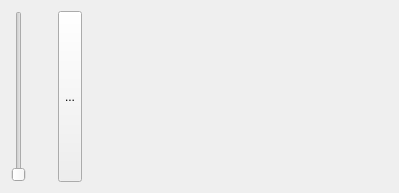
Before: the Qt Designer form Qt/my_programm/_For_tests/src/mainbox/ui/mainbox.ui in RinatB2017/mega_GIT, drawn with Qt 5.
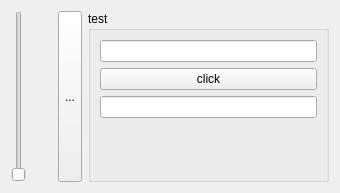
After: the same form once the commit is applied. Custom widgets are drawn as their Qt base class.

```diff
--- a/Qt/my_programm/_For_tests/src/mainbox/ui/mainbox.ui
+++ b/Qt/my_programm/_For_tests/src/mainbox/ui/mainbox.ui
@@ -6,7 +6,7 @@
    <rect>
     <x>0</x>
     <y>0</y>
-    <width>399</width>
+    <width>340</width>
     <height>193</height>
    </rect>
   </property>
@@ -52,17 +52,39 @@
     </widget>
    </item>
    <item>
-    <spacer name="horizontalSpacer">
+    <widget class="QGroupBox" name="groupBox">
+     <property name="title">
+      <string>test</string>
+     </property>
+     <layout class="QVBoxLayout" name="verticalLayout_2">
+      <item>
+       <widget class="QLineEdit" name="le_0"/>
+      </item>
+      <item>
+       <widget class="QPushButton" name="btn_0">
+        <property name="text">
+         <string>click</string>
+        </property>
+       </widget>
+      </item>
+      <item>
+       <widget class="QLineEdit" name="le_1"/>
+      </item>
+      <item>
+       <spacer name="verticalSpacer_2">
      <property name="orientation">
-      <enum>Qt::Horizontal</enum>
+         <enum>Qt::Vertical</enum>
      </property>
      <property name="sizeHint" stdset="0">
       <size>
-       <width>40</width>
-       <height>20</height>
+          <width>20</width>
+          <height>19</height>
       </size>
      </property>
     </spacer>
+      </item>
+     </layout>
+    </widget>
    </item>
    <item>
     <layout class="QGridLayout" name="gridLayout"/>
```
Lines whose indentation alone changed are shown as unchanged.
